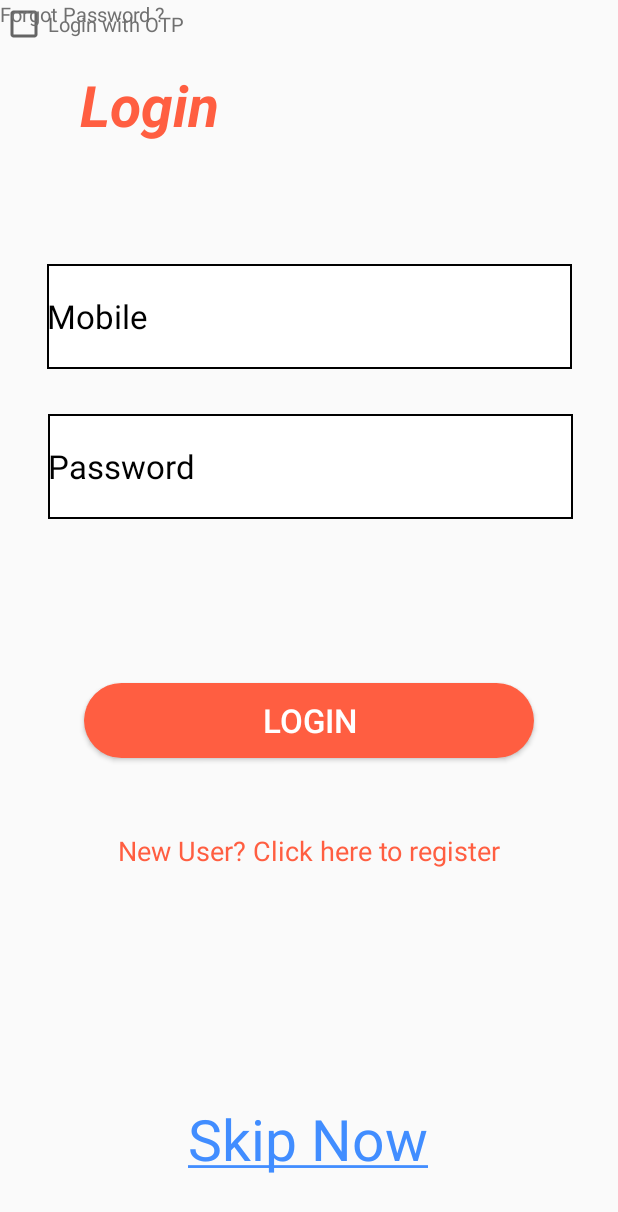
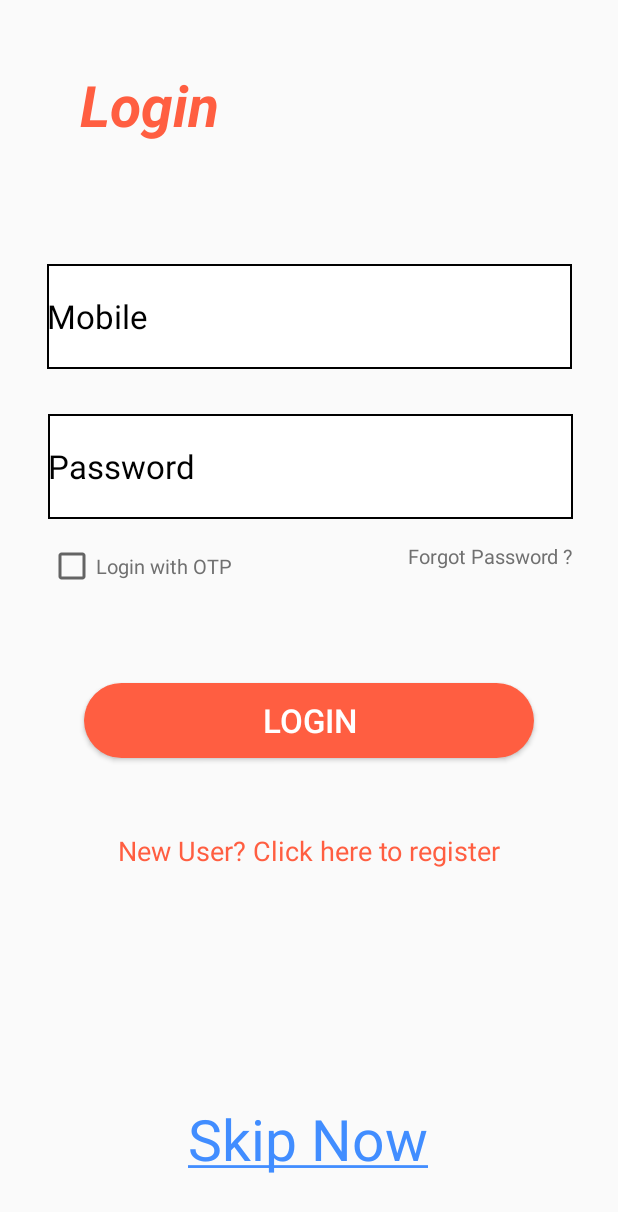
Before and after one commit to upendra-dakuri/PetCareApp, an Android app: the screen it shows after launch (LoginActivity), on a phone screen of 412 x 824 dp. Shown: the top 1212 px of the screen. Run offline under Robolectric (Android 15) with nearby library versions, the phone set to English and light mode, and no system bars; our stand-ins replace data binding.

Commit message:
used Data Binding

```diff
--- a/PetCareMobileApp/app/build.gradle
+++ b/PetCareMobileApp/app/build.gradle
@@ -5,6 +5,9 @@ apply plugin: 'kotlin-android-extensions'
 android {
     compileSdkVersion 29
     buildToolsVersion "29.0.3"
+    buildFeatures {
+        dataBinding true
+    }
 
     defaultConfig {
         applicationId "com.omniwyse.petcaremobileapp"
--- a/PetCareMobileApp/app/src/main/java/com/omniwyse/petcaremobileapp/LoginActivity.kt
+++ b/PetCareMobileApp/app/src/main/java/com/omniwyse/petcaremobileapp/LoginActivity.kt
@@ -4,14 +4,21 @@ import androidx.appcompat.app.AppCompatActivity
 import android.os.Bundle
 import android.text.SpannableString
 import android.text.style.UnderlineSpan
-import android.widget.TextView
+import androidx.databinding.DataBindingUtil
+import com.omniwyse.petcaremobileapp.databinding.ActivityLoginBinding
 import kotlinx.android.synthetic.main.activity_login.*
 
 class LoginActivity : AppCompatActivity() {
+    private lateinit var binding: ActivityLoginBinding
     override fun onCreate(savedInstanceState: Bundle?) {
         super.onCreate(savedInstanceState)
-        setContentView(R.layout.activity_login)
-        val skip=findViewById<TextView>(R.id.skip)
+     /*  setContentView(R.layout.activity_login)
+        val skip=findViewById<TextView>(R.id.skip)*/
+
+        //data binding used
+        binding = DataBindingUtil.setContentView(this, R.layout.activity_login)
+
+        //SpannableString for Underline the text
         val data = "Skip Now"
         val content = SpannableString(data)
         content.setSpan(UnderlineSpan(), 0, data.length, 0)
--- a/PetCareMobileApp/app/src/main/java/com/omniwyse/petcaremobileapp/SplashScreenActivity.kt
+++ b/PetCareMobileApp/app/src/main/java/com/omniwyse/petcaremobileapp/SplashScreenActivity.kt
@@ -6,22 +6,32 @@ import android.os.Bundle
 import android.os.Handler
 import android.text.SpannableString
 import android.text.style.UnderlineSpan
-import android.widget.TextView
-import kotlinx.android.synthetic.main.activity_login.*
+import androidx.databinding.DataBindingUtil
+import com.omniwyse.petcaremobileapp.databinding.ActivitySplashScreenBinding
+import kotlinx.android.synthetic.main.activity_splash_screen.*
 
 class SplashScreenActivity : AppCompatActivity() {
+    private lateinit var binding: ActivitySplashScreenBinding
     override fun onCreate(savedInstanceState: Bundle?) {
         super.onCreate(savedInstanceState)
-        setContentView(R.layout.activity_splash_screen)
-        val title=findViewById<TextView>(R.id.petcare)  //need to use data binding
+
+       /* setContentView(R.layout.activity_splash_screen)
+        val title=findViewById<TextView>(R.id.petcare)*/
+
+        //used data binding
+            binding = DataBindingUtil.setContentView(this, R.layout.activity_splash_screen)
+
+        //Splash screen Code
             Handler().postDelayed(
             {
                 startActivity(Intent(this,LoginActivity::class.java))
                 finish()
             }, 3000)
+
+        //SpannableString for Underline the text
         val name = "PetCare"
         val content = SpannableString(name)
         content.setSpan(UnderlineSpan(), 0, name.length, 0)
-        title.text = content
+        petcare.text = content
     }
 }
--- a/PetCareMobileApp/app/src/main/res/layout/activity_login.xml
+++ b/PetCareMobileApp/app/src/main/res/layout/activity_login.xml
@@ -1,7 +1,15 @@
 <?xml version="1.0" encoding="utf-8"?>
-<androidx.constraintlayout.widget.ConstraintLayout xmlns:android="http://schemas.android.com/apk/res/android"
+<layout
+    xmlns:android="http://schemas.android.com/apk/res/android"
     xmlns:app="http://schemas.android.com/apk/res-auto"
-    xmlns:tools="http://schemas.android.com/tools"
+    xmlns:tools="http://schemas.android.com/tools">
+    <data>
+        <variable
+            name="Model"
+            type="com.omniwyse.petcaremobileapp.Model" />
+    </data>
+
+    <androidx.constraintlayout.widget.ConstraintLayout
         android:layout_width="match_parent"
         android:layout_height="match_parent"
         tools:context=".LoginActivity">
@@ -83,11 +91,12 @@
             android:layout_alignParentLeft="true"
             android:layout_alignParentBottom="true"
             android:layout_centerVertical="true"
+            android:layout_marginTop="15dp"
             android:text="Login with OTP"
             android:textColor="#707070"
             android:textSize="6pt"
-        tools:layout_editor_absoluteX="31dp"
-        tools:layout_editor_absoluteY="329dp" />
+            app:layout_constraintStart_toStartOf="@+id/name"
+            app:layout_constraintTop_toBottomOf="@+id/name" />
 
         <TextView
             android:id="@+id/textView5"
@@ -96,11 +105,12 @@
             android:layout_alignParentEnd="true"
             android:layout_alignParentRight="true"
             android:layout_centerVertical="true"
+            android:layout_marginTop="15dp"
             android:text="Forgot Password ?"
             android:textColor="#707070"
             android:textSize="6pt"
-        tools:layout_editor_absoluteX="264dp"
-        tools:layout_editor_absoluteY="329dp" />
+            app:layout_constraintEnd_toEndOf="@+id/name"
+            app:layout_constraintTop_toBottomOf="@+id/name" />
 
         <EditText
             android:id="@+id/textView3"
@@ -110,8 +120,8 @@
             android:layout_marginBottom="197dp"
             android:background="@drawable/register"
             android:text="Mobile"
+            android:textColor="#000"
             android:textSize="10pt"
-        android:textColor="#000"
             app:layout_constraintBottom_toTopOf="@+id/button"
             app:layout_constraintEnd_toEndOf="parent"
             app:layout_constraintStart_toStartOf="parent"
@@ -144,3 +154,4 @@
             app:layout_constraintTop_toTopOf="parent" />
 
     </androidx.constraintlayout.widget.ConstraintLayout>
+</layout>
```
Also changed, not shown: PetCareMobileApp/app/src/main/java/com/omniwyse/petcaremobileapp/Model.kt (added, +8 -0 lines), PetCareMobileApp/app/src/main/res/layout/activity_splash_screen.xml (+10 -2 lines). Lines whose indentation alone changed are shown as unchanged.
